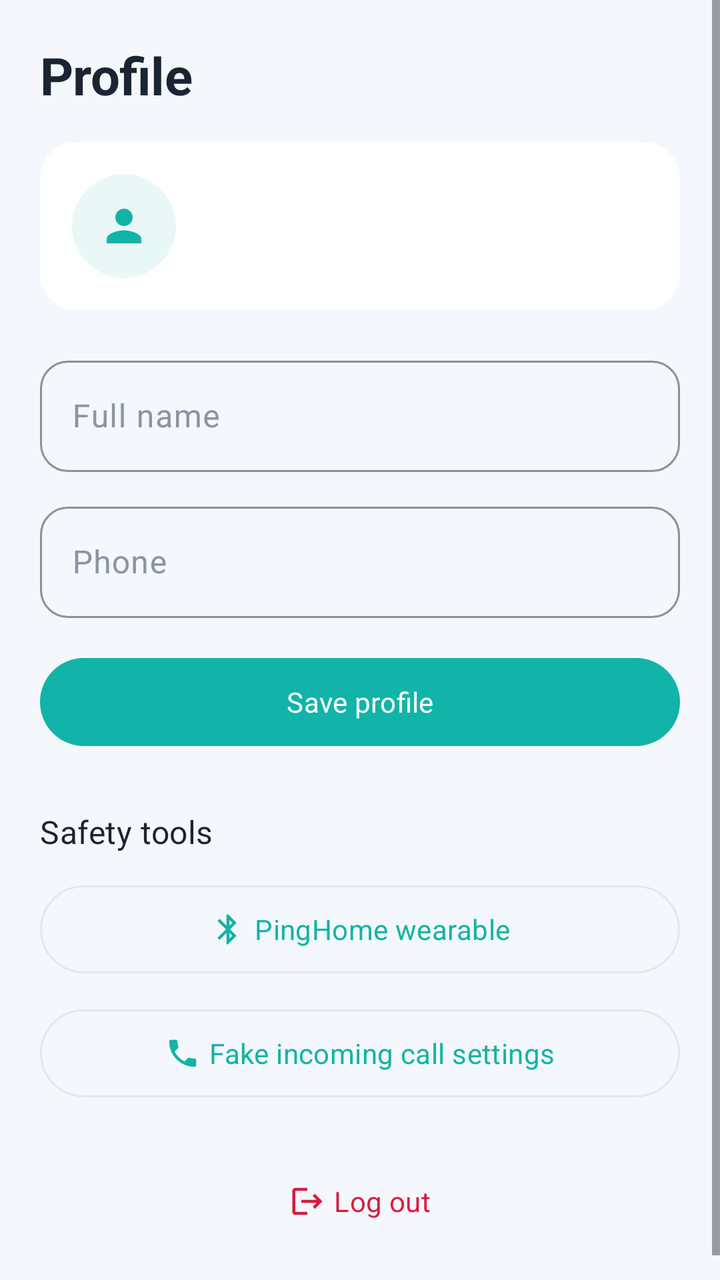
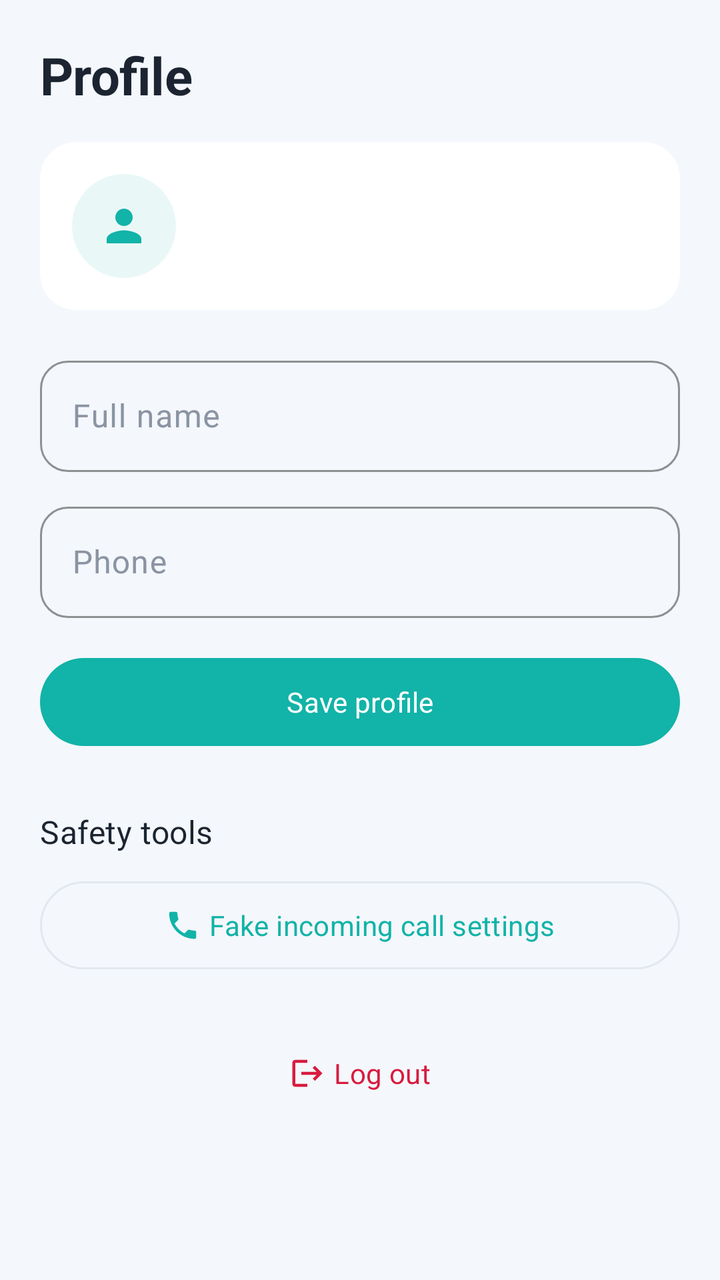

Compare the two renders of this Android layout. The source of the first and the diff that turns it into the second are given below.
<!-- AndroidManifest.xml: application theme Theme.PingHome -->
<!-- res/layout/fragment_profile.xml -->
<?xml version="1.0" encoding="utf-8"?>
<ScrollView xmlns:android="http://schemas.android.com/apk/res/android"
    xmlns:app="http://schemas.android.com/apk/res-auto"
    android:layout_width="match_parent"
    android:layout_height="match_parent"
    android:background="?attr/android:colorBackground">

    <LinearLayout
        android:layout_width="match_parent"
        android:layout_height="wrap_content"
        android:orientation="vertical"
        android:paddingHorizontal="20dp"
        android:paddingTop="20dp"
        android:paddingBottom="28dp">

        <TextView
            android:layout_width="match_parent"
            android:layout_height="wrap_content"
            android:text="@string/tab_profile"
            android:textAppearance="@style/TextAppearance.PingHome.Headline" />

        <com.google.android.material.card.MaterialCardView
            android:layout_width="match_parent"
            android:layout_height="wrap_content"
            android:layout_marginTop="16dp">

            <LinearLayout
                android:layout_width="match_parent"
                android:layout_height="wrap_content"
                android:orientation="horizontal"
                android:gravity="center_vertical"
                android:padding="16dp">

                <FrameLayout
                    android:layout_width="52dp"
                    android:layout_height="52dp"
                    android:background="@drawable/bg_avatar">
                    <ImageView
                        android:layout_width="26dp"
                        android:layout_height="26dp"
                        android:layout_gravity="center"
                        android:src="@drawable/ic_person"
                        app:tint="?attr/colorPrimary"
                        android:contentDescription="@null" />
                </FrameLayout>

                <LinearLayout
                    android:layout_width="0dp"
                    android:layout_height="wrap_content"
                    android:layout_weight="1"
                    android:layout_marginStart="14dp"
                    android:orientation="vertical">

                    <TextView
                        android:id="@+id/nameText"
                        android:layout_width="match_parent"
                        android:layout_height="wrap_content"
                        android:textAppearance="@style/TextAppearance.PingHome.Title" />

                    <TextView
                        android:id="@+id/emailText"
                        android:layout_width="match_parent"
                        android:layout_height="wrap_content"
                        android:textAppearance="@style/TextAppearance.PingHome.BodyMuted" />
                </LinearLayout>
            </LinearLayout>
        </com.google.android.material.card.MaterialCardView>

        <com.google.android.material.textfield.TextInputLayout
            android:layout_width="match_parent"
            android:layout_height="wrap_content"
            android:layout_marginTop="20dp"
            android:hint="Full name">
            <com.google.android.material.textfield.TextInputEditText
                android:id="@+id/nameInput"
                android:layout_width="match_parent"
                android:layout_height="wrap_content" />
        </com.google.android.material.textfield.TextInputLayout>

        <com.google.android.material.textfield.TextInputLayout
            android:layout_width="match_parent"
            android:layout_height="wrap_content"
            android:layout_marginTop="12dp"
            android:hint="Phone">
            <com.google.android.material.textfield.TextInputEditText
                android:id="@+id/phoneInput"
                android:layout_width="match_parent"
                android:layout_height="wrap_content"
                android:inputType="phone" />
        </com.google.android.material.textfield.TextInputLayout>

        <com.google.android.material.button.MaterialButton
            android:id="@+id/saveProfileButton"
            android:layout_width="match_parent"
            android:layout_height="52dp"
            android:layout_marginTop="16dp"
            android:text="Save profile" />

        <TextView
            android:layout_width="match_parent"
            android:layout_height="wrap_content"
            android:layout_marginTop="28dp"
            android:text="Safety tools"
            android:textAppearance="@style/TextAppearance.PingHome.TitleMedium" />

        <com.google.android.material.button.MaterialButton
            android:id="@+id/wearableSettingsButton"
            style="@style/Widget.PingHome.Button.Outlined"
            android:layout_width="match_parent"
            android:layout_height="52dp"
            android:layout_marginTop="12dp"
            app:icon="@drawable/ic_bluetooth"
            app:iconGravity="textStart"
            android:text="PingHome wearable" />

        <com.google.android.material.button.MaterialButton
            android:id="@+id/fakeCallSettingsButton"
            style="@style/Widget.PingHome.Button.Outlined"
            android:layout_width="match_parent"
            android:layout_height="52dp"
            android:layout_marginTop="10dp"
            app:icon="@drawable/ic_phone"
            app:iconGravity="textStart"
            android:text="Fake incoming call settings" />

        <com.google.android.material.button.MaterialButton
            android:id="@+id/logoutButton"
            style="@style/Widget.PingHome.Button.Text"
            android:layout_width="match_parent"
            android:layout_height="48dp"
            android:layout_marginTop="24dp"
            android:textColor="@color/sos_red"
            app:icon="@drawable/ic_logout"
            app:iconTint="@color/sos_red"
            app:iconGravity="textStart"
            android:text="@string/action_logout" />

    </LinearLayout>
</ScrollView>
<!-- resources referenced by this layout -->
<resources>
  <color name="sos_red">#D81B3F</color>
  <!-- drawable bg_avatar (drawable) -->
  <?xml version="1.0" encoding="utf-8"?>
  <shape xmlns:android="http://schemas.android.com/apk/res/android" android:shape="oval">
      <solid android:color="?attr/colorPrimaryContainer" />
  </shape>
  <string name="action_logout">Log out</string>
  <string name="tab_profile">Profile</string>
  <style name="TextAppearance.PingHome.BodyMuted" parent="TextAppearance.Material3.BodyMedium">
          <item name="android:textSize">13sp</item>
          <item name="android:textColor">?attr/colorMuted</item>
      </style>
  <style name="TextAppearance.PingHome.Title" parent="TextAppearance.Material3.TitleLarge">
          <item name="android:textSize">20sp</item>
          <item name="android:fontFamily">sans-serif-medium</item>
          <item name="android:textColor">?attr/colorOnBackground</item>
      </style>
  <style name="TextAppearance.PingHome.TitleMedium" parent="TextAppearance.Material3.TitleMedium">
          <item name="android:textSize">16sp</item>
          <item name="android:fontFamily">sans-serif-medium</item>
          <item name="android:textColor">?attr/colorOnSurface</item>
      </style>
  <style name="Widget.PingHome.Button.Outlined" parent="Widget.Material3.Button.OutlinedButton">
          <item name="cornerRadius">28dp</item>
          <item name="android:textAppearance">@style/TextAppearance.PingHome.Label</item>
          <item name="android:minHeight">52dp</item>
          <item name="strokeColor">?attr/colorOutline</item>
      </style>
  <style name="Widget.PingHome.Button.Text" parent="Widget.Material3.Button.TextButton">
          <item name="cornerRadius">28dp</item>
          <item name="android:textAppearance">@style/TextAppearance.PingHome.Label</item>
      </style>
  <style name="TextAppearance.PingHome.Label" parent="TextAppearance.Material3.LabelLarge">
          <item name="android:textSize">14sp</item>
          <item name="android:fontFamily">sans-serif-medium</item>
          <item name="android:letterSpacing">0.01</item>
      </style>
  <color name="light_primary">#12B3A8</color>
  <color name="light_primary_variant">#0E8C84</color>
  <color name="white">#FFFFFF</color>
  <color name="light_card_alt">#E9F8F6</color>
  <color name="light_secondary">#6C5CE7</color>
  <color name="light_surface">#FFFFFF</color>
  <color name="light_muted">#8B94A3</color>
  <color name="light_background">#F4F7FB</color>
  <color name="light_on_background">#1B2430</color>
  <color name="light_divider">#E3E8EF</color>
  <style name="Widget.PingHome.Card" parent="Widget.Material3.CardView.Filled">
          <item name="cardCornerRadius">18dp</item>
          <item name="cardElevation">0dp</item>
          <item name="cardBackgroundColor">?attr/colorSurface</item>
          <item name="strokeWidth">0dp</item>
      </style>
  <style name="Widget.PingHome.Fab" parent="Widget.Material3.FloatingActionButton.Primary">
          <item name="backgroundTint">?attr/colorPrimary</item>
          <item name="tint">@color/white</item>
          <item name="shapeAppearanceOverlay">@style/ShapeAppearance.PingHome.Fab</item>
      </style>
  <!-- drawable bg_bottom_nav (drawable) -->
  <?xml version="1.0" encoding="utf-8"?>
  <shape xmlns:android="http://schemas.android.com/apk/res/android" android:shape="rectangle">
      <solid android:color="?attr/colorSurface" />
      <corners android:topLeftRadius="24dp" android:topRightRadius="24dp" />
  </shape>
  <style name="Widget.PingHome.BottomNav.Indicator" parent="Widget.Material3.BottomNavigationView.ActiveIndicator">
          <item name="android:color">@color/bottom_nav_indicator</item>
      </style>
  <style name="ShapeAppearance.PingHome.Fab" parent="">
          <item name="cornerFamily">rounded</item>
          <item name="cornerSize">18dp</item>
      </style>
  <!-- unchanged entries left out for length: 9 -->
</resources>

<!-- the commit's change to res/layout/fragment_profile.xml (unified diff, before → after) -->
@@ -103,12 +103,14 @@
             android:text="Safety tools"
             android:textAppearance="@style/TextAppearance.PingHome.TitleMedium" />
 
+        
         <com.google.android.material.button.MaterialButton
             android:id="@+id/wearableSettingsButton"
             style="@style/Widget.PingHome.Button.Outlined"
             android:layout_width="match_parent"
             android:layout_height="52dp"
             android:layout_marginTop="12dp"
+            android:visibility="gone"
             app:icon="@drawable/ic_bluetooth"
             app:iconGravity="textStart"
             android:text="PingHome wearable" />
